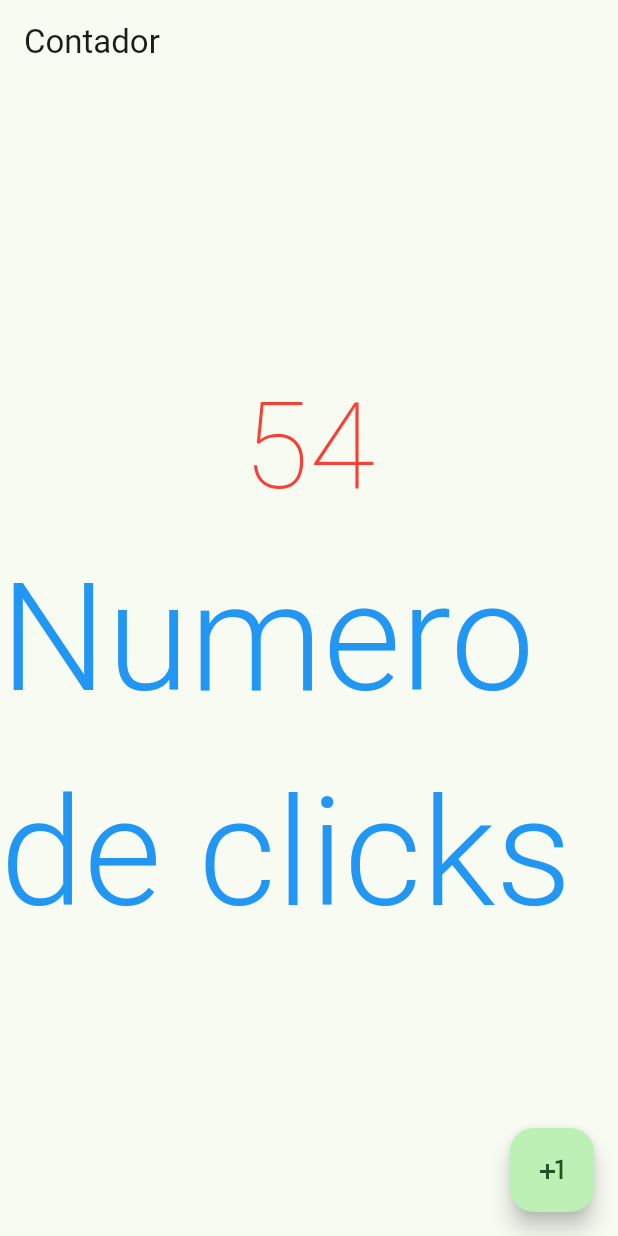
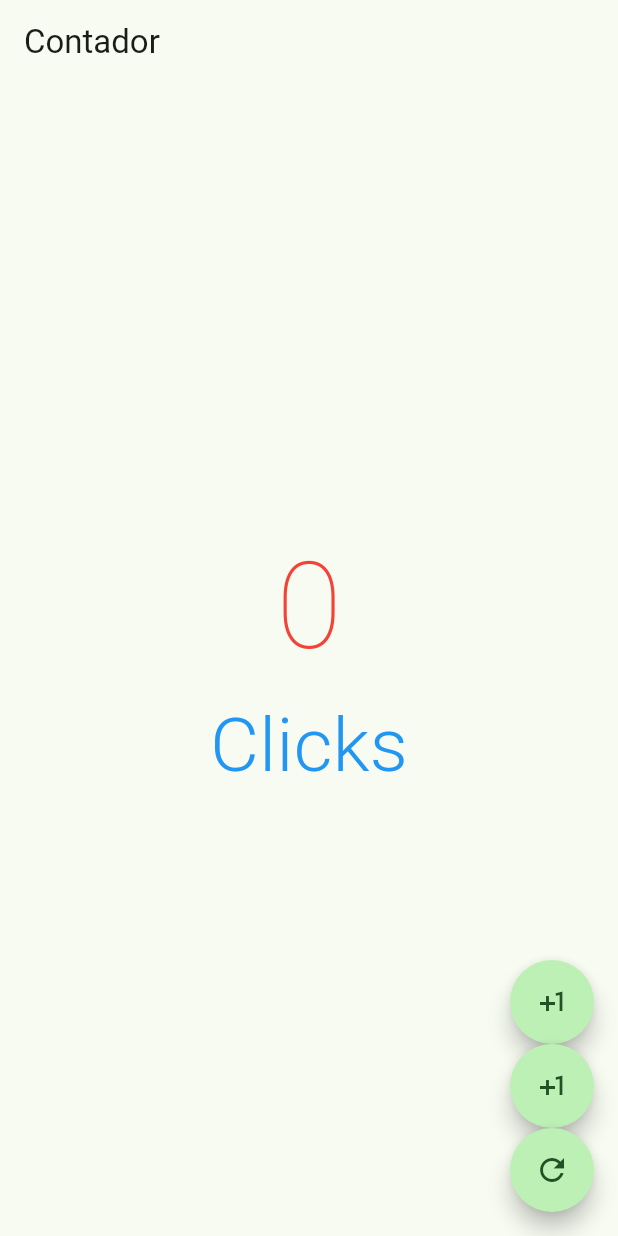
Before and after one commit to zeromk9/contador_app, a Flutter app: the screen it shows after launch, on a phone screen of 412 x 824 dp. Run offline on Flutter 3.47's test engine with Material 2 defaults, Android fonts, the phone set to English and light mode, and no system bars.

Commit message:
contador completo

```diff
--- a/lib/pages/counter_screen.dart
+++ b/lib/pages/counter_screen.dart
@@ -8,26 +8,27 @@ class CounterScreen extends StatefulWidget {
 }
 
 class _CounterScreenState extends State<CounterScreen> {
+  int contador = 0;
   @override
   Widget build(BuildContext context) {
     return Scaffold(
       appBar: AppBar(
         title: const Text('Contador'),
       ),
-      body: const Center(
+      body: Center(
         //Abra error por este const
         child: Column(
           mainAxisAlignment: MainAxisAlignment.center,
           children: [
             Text(
-              '54',
-              style: TextStyle(
+              '$contador',
+              style: const TextStyle(
                   fontSize: 80, fontWeight: FontWeight.w200, color: Colors.red),
             ),
             Text(
-              'Numero de clicks',
-              style: TextStyle(
-                  fontSize: 100,
+              'Click${contador == 1 ? '' : 's'}',
+              style: const TextStyle(
+                  fontSize: 50,
                   fontWeight: FontWeight.w300,
                   color: Colors.blue),
             )
@@ -36,11 +37,57 @@ class _CounterScreenState extends State<CounterScreen> {
       ),
       floatingActionButton:
           Column(mainAxisAlignment: MainAxisAlignment.end, children: [
-        FloatingActionButton(
-          onPressed: () {},
-          child: Icon(Icons.plus_one),
-        )
+/*         FloatingActionButton(
+          onPressed: () {
+            setState(() {
+              contador++;
+            });
+          },
+          child: const Icon(Icons.plus_one),
+        ), */
+        CustomButton(
+          onPressed: () {
+            setState(() {
+              contador++;
+            });
+          },
+          icono: Icons.plus_one_outlined,
+        ),
+        CustomButton(
+          onPressed: () {
+            setState(() {
+              if (contador == 0) return;
+              contador--;
+            });
+          },
+          icono: Icons.plus_one_outlined,
+        ),
+        CustomButton(
+          onPressed: () {
+            setState(() {
+              contador++;
+            });
+          },
+          icono: Icons.refresh_outlined,
+        ),
       ]),
     );
   }
 }
+
+class CustomButton extends StatelessWidget {
+  //Metodo para batones
+  final IconData icono;
+  final VoidCallback? onPressed;
+
+  const CustomButton({super.key, required this.icono, this.onPressed});
+
+  @override
+  Widget build(BuildContext context) {
+    return FloatingActionButton(
+      shape: const StadiumBorder(),
+      onPressed: onPressed,
+      child: Icon(icono),
+    );
+  }
+}
```
